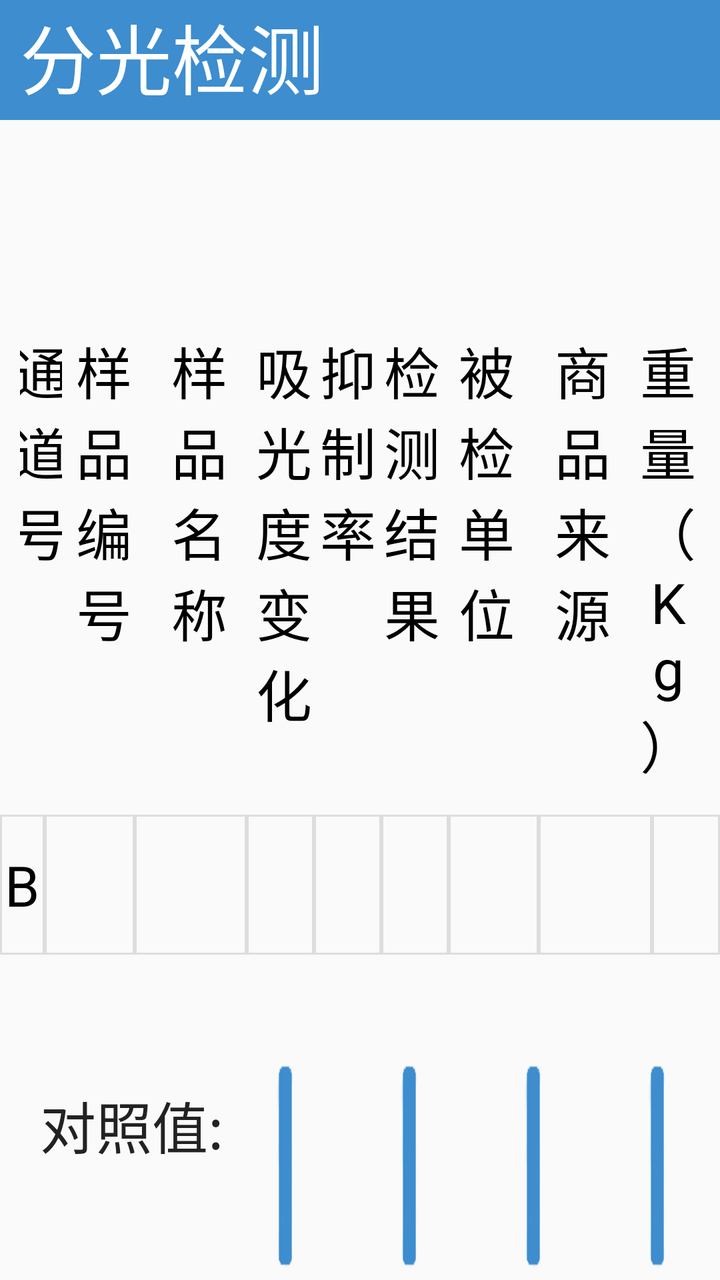
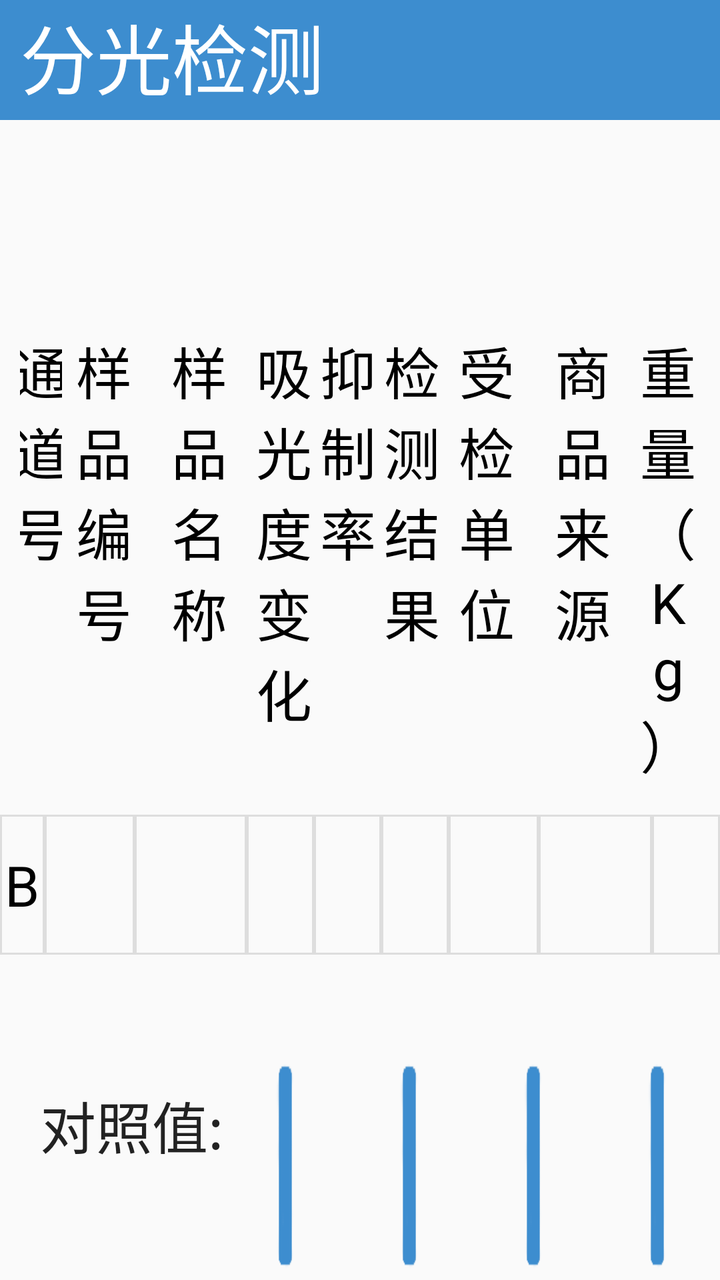

Screens rendered from an Android XML layout before and after an edit, with the pre-edit source and the edit as a unified diff.
<!-- AndroidManifest.xml: application theme AppTheme -->
<!-- res/layout/activity_duogongneng_test.xml -->
<?xml version="1.0" encoding="utf-8"?>
<LinearLayout xmlns:android="http://schemas.android.com/apk/res/android"
    xmlns:app="http://schemas.android.com/apk/res-auto"
    android:layout_width="match_parent"
    android:layout_height="match_parent"
    android:focusable="true"
    android:focusableInTouchMode="true"
    android:orientation="vertical">

    <LinearLayout
        android:layout_width="match_parent"
        android:layout_height="wrap_content">

        <TextView
            android:layout_width="0dp"
            android:layout_height="60dp"
            android:layout_weight="1"
            android:background="@color/title_color"
            android:paddingLeft="10dp"
            android:text="分光检测"
            android:textColor="@android:color/white"
            android:textSize="38sp" />

        <TextView
            android:id="@+id/tv_count_down"
            android:layout_width="wrap_content"
            android:layout_height="match_parent"
            android:background="@color/title_color"
            android:gravity="center"
            android:paddingRight="10dp"
            android:textSize="32sp" />
    </LinearLayout>


    <RelativeLayout
        android:layout_width="match_parent"
        android:layout_height="0dp"
        android:layout_marginTop="50dp"
        android:layout_weight="1"
        android:focusable="true"
        android:focusableInTouchMode="true"
        android:gravity="top">

        
        
        
        
        
        

        

        

        <LinearLayout
            android:id="@+id/ll"
            android:layout_width="match_parent"
            android:layout_height="wrap_content"
            android:layout_marginLeft="10dp"
            android:layout_marginTop="55dp"
            android:layout_marginRight="10dp"
            android:layout_marginBottom="10dp">

            <TextView
                android:layout_width="0dp"
                android:layout_height="wrap_content"
                android:layout_weight="2"
                android:gravity="center"
                android:text="通道号"
                android:textColor="@android:color/black"
                android:textSize="28sp" />

            <TextView
                android:layout_width="0dp"
                android:layout_height="wrap_content"
                android:layout_weight="4"
                android:gravity="center"
                android:text="样品编号"
                android:textColor="@android:color/black"
                android:textSize="28sp" />

            <TextView
                android:layout_width="0dp"
                android:layout_height="wrap_content"
                android:layout_weight="5"
                android:gravity="center"
                android:text="样品名称"
                android:textColor="@android:color/black"
                android:textSize="28sp" />

            <TextView
                android:layout_width="0dp"
                android:layout_height="wrap_content"
                android:layout_weight="3"
                android:gravity="center"
                android:text="吸光度变化"
                android:textColor="@android:color/black"
                android:textSize="28sp" />

            <TextView
                android:layout_width="0dp"
                android:layout_height="wrap_content"
                android:layout_weight="3"
                android:gravity="center"
                android:text="抑制率"
                android:textColor="@android:color/black"
                android:textSize="28sp" />

            <TextView
                android:layout_width="0dp"
                android:layout_height="wrap_content"
                android:layout_weight="3"
                android:gravity="center"
                android:text="检测结果"
                android:textColor="@android:color/black"
                android:textSize="28sp" />

            <TextView
                android:layout_width="0dp"
                android:layout_height="wrap_content"
                android:layout_weight="4"
                android:gravity="center"
                android:text="被检单位"
                android:textColor="@android:color/black"
                android:textSize="28sp" />

            <TextView
                android:layout_width="0dp"
                android:layout_height="wrap_content"
                android:layout_weight="5"
                android:gravity="center"
                android:text="商品来源"
                android:textColor="@android:color/black"
                android:textSize="28sp" />

            <TextView
                android:layout_width="0dp"
                android:layout_height="wrap_content"
                android:layout_weight="3"
                android:gravity="center"
                android:text="重量（Kg）"
                android:textColor="@android:color/black"
                android:textSize="28sp" />
        </LinearLayout>

        <LinearLayout
            android:layout_width="match_parent"
            android:layout_height="wrap_content"
            android:layout_below="@id/ll"
            android:layout_marginTop="5dp"
            android:layout_marginBottom="5dp"
            android:focusable="true"
            android:minHeight="70dp"
            android:focusableInTouchMode="true">

            <TextView
                android:id="@+id/et_sample_aisle_number"
                style="@style/EditTextResultShow2"
                android:layout_width="0dp"
                android:layout_height="match_parent"
                android:layout_weight="2"
                android:text="B"
                android:textSize="28sp" />

            <EditText
                android:id="@+id/et_sample_number"
                android:lines="1"
                style="@style/EditTextResultShow2"
                android:layout_width="0dp"
                android:layout_height="match_parent"
                android:layout_weight="4"
                android:maxLines="2"
                android:inputType="text"
                android:digits="@string/dis_numberaz"
                android:focusable="true"
                android:textSize="28sp" />

            <TextView
                android:id="@+id/et_sample_name"
                style="@style/EditTextResultShow2"
                android:layout_height="match_parent"
                android:layout_weight="5"
                android:textSize="28sp" />

            <TextView
                android:id="@+id/et_compare_value"
                style="@style/EditTextResultShow2"
                android:layout_height="match_parent"
                android:layout_weight="3"
                android:textSize="28sp" />


            <TextView
                android:id="@+id/et_yzl"
                style="@style/EditTextResultShow2"
                android:layout_height="match_parent"
                android:layout_weight="3"
                android:textSize="28sp" />

            <TextView
                android:id="@+id/et_judge"
                style="@style/EditTextResultShow2"
                android:layout_height="match_parent"
                android:layout_weight="3"
                android:textSize="28sp" />

            <TextView
                android:id="@+id/et_checked_org"
                style="@style/EditTextResultShow2"
                android:layout_width="0dp"
                android:layout_height="match_parent"
                android:layout_weight="4"
                android:textSize="28sp" />

            <TextView
                android:id="@+id/et_sample_source"
                style="@style/EditTextResultShow2"
                android:layout_width="0dp"
                android:layout_height="match_parent"
                android:layout_weight="5"
                android:textSize="28sp" />

            <EditText
                android:id="@+id/et_sample_weight"
                style="@style/EditTextResultShow2"
                android:layout_width="0dp"
                android:layout_height="match_parent"
                android:layout_weight="3"
                android:digits="1234567890"
                android:focusable="true"
                android:inputType="number"
                android:textSize="28sp" />
        </LinearLayout>
    </RelativeLayout>


    <LinearLayout
        android:layout_width="match_parent"
        android:layout_height="wrap_content"
        android:paddingLeft="20dp">

        <TextView
            android:layout_width="wrap_content"
            android:id="@+id/tv_ac"
            android:layout_height="wrap_content"
            android:text="@string/contrastValue"
            android:textSize="28sp"
            android:textColor="@color/text_black" />

        <Button
            android:id="@+id/btn_compare"
            style="@style/BtnBottom"
            android:text="对照" />

        <Button
            android:id="@+id/btn_test"
            style="@style/BtnBottom"
            android:enabled="false"
            android:text="检测" />

        <Button
            android:id="@+id/btn_save_record"
            style="@style/BtnBottom"
            android:text="保存"
            android:visibility="gone" />

        <Button
            android:id="@+id/btn_print"
            style="@style/BtnBottom"
            android:text="打印" />

        <Button
            android:id="@+id/btn_return"
            style="@style/BtnBottom"
            android:text="返回" />

    </LinearLayout>
</LinearLayout>
<!-- resources referenced by this layout -->
<resources>
  <color name="text_black">#222222</color>
  <color name="title_color">#3D8DCF</color>
  <string name="contrastValue">对照值:</string>
  <string name="dis_numberaz">1234567890abcdefghijklmnopqrstuvwxyzABCDEFGHIJKLMNOPQRSTUVWXYZ-_</string>
  <style name="BtnBottom" parent="android:Widget.Material.Light.Button.Borderless.Small">
          
          <item name="android:textSize">28sp</item>
          <item name="android:textColor">@android:color/white</item>
          <item name="android:background">@drawable/btn_default1</item>
          <item name="android:layout_width">0dp</item>
          <item name="android:layout_marginRight">25dp</item>
          <item name="android:layout_marginLeft">25dp</item>
          <item name="android:layout_height">wrap_content</item>
          <item name="android:layout_weight">1</item>
      </style>
  <style name="EditTextResultShow2">
          
          <item name="android:background">@drawable/edit_text2</item>
          <item name="android:layout_width">0dp</item>
          <item name="android:layout_height">wrap_content</item>
          
          <item name="android:layout_weight">1</item>
          <item name="android:textColor">@android:color/black</item>
          <item name="android:textSize">22sp</item>
          <item name="android:gravity">center</item>
          <item name="android:clickable">true</item>
          <item name="android:focusable">false</item>
      </style>
  <style name="AppTheme" parent="Theme.AppCompat.Light.DarkActionBar">
          
          <item name="android:windowNoTitle">true</item>
          <item name="android:windowFullscreen">true</item>
      </style>
  <!-- drawable btn_default1 (drawable) -->
  <?xml version="1.0" encoding="utf-8"?>
  <selector xmlns:android="http://schemas.android.com/apk/res/android">
      <item android:state_pressed="true" android:drawable="@drawable/btn_blue_selected1"></item>
      <item android:state_pressed="false" android:drawable="@drawable/btn_blue_normal1"></item>
      <item android:drawable="@drawable/btn_blue_normal1"></item>
  </selector>
  <!-- drawable edit_text2 (drawable) -->
  <?xml version="1.0" encoding="utf-8"?>
  <shape xmlns:android="http://schemas.android.com/apk/res/android"
      android:shape="rectangle">
  <stroke android:width="1dp" android:color="@color/gray_filtrate_bg"></stroke>
  </shape>
  <!-- drawable btn_blue_selected1: png bitmap (drawable, 444 bytes) -->
  <!-- drawable btn_blue_normal1: png bitmap (drawable, 832 bytes) -->
  <color name="gray_filtrate_bg">#dddddd</color>
</resources>

<!-- the commit's change to res/layout/activity_duogongneng_test.xml (unified diff, before → after) -->
@@ -120,7 +120,7 @@
                 android:layout_height="wrap_content"
                 android:layout_weight="4"
                 android:gravity="center"
-                android:text="被检单位"
+                android:text="受检单位"
                 android:textColor="@android:color/black"
                 android:textSize="28sp" />
 
